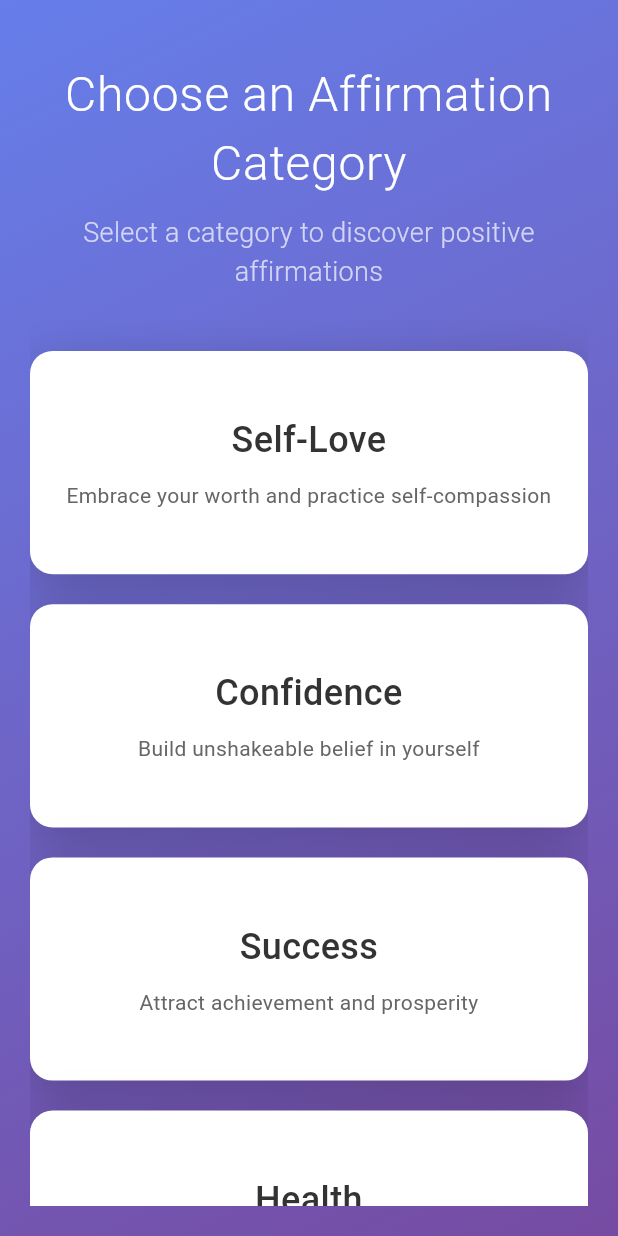
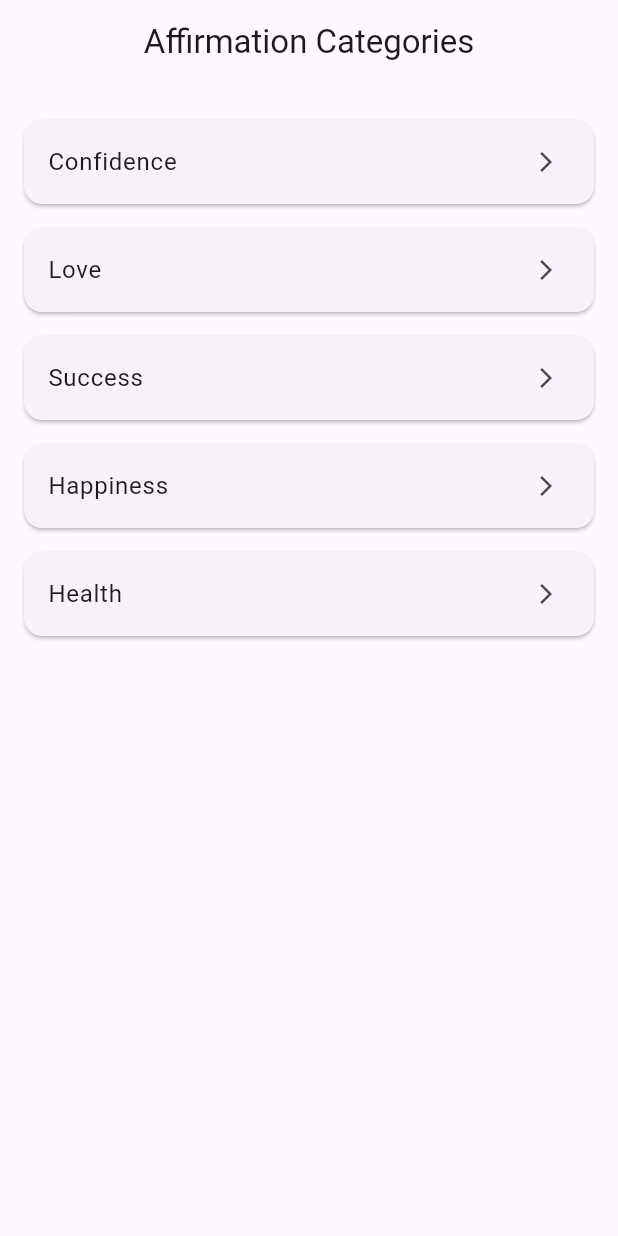
Before and after one commit to marksev/affirmation2, a Flutter app: the screen it shows after launch, on a phone screen of 412 x 824 dp. Run offline on Flutter 3.47's test engine with Material 3 defaults, Android fonts, the phone set to English and light mode, and no system bars; Roboto replaces fonts that are missing (System).

Commit message:
Fix: remove invalid category argument from HomeScreen

```diff
--- a/lib/screens/home_screen.dart
+++ b/lib/screens/home_screen.dart
@@ -1,91 +1,47 @@
 import 'package:flutter/material.dart';
-import '../models/affirmation_data.dart';
-import '../widgets/category_card.dart';
 import 'affirmation_viewer_screen.dart';
 
 class HomeScreen extends StatelessWidget {
-  const HomeScreen({Key? key}) : super(key: key);
+  final List<String> categories = [
+    "Confidence",
+    "Love",
+    "Success",
+    "Happiness",
+    "Health"
+  ];
 
   @override
   Widget build(BuildContext context) {
     return Scaffold(
-      body: Container(
-        decoration: const BoxDecoration(
-          gradient: LinearGradient(
-            begin: Alignment.topLeft,
-            end: Alignment.bottomRight,
-            colors: [
-              Color(0xFF667eea),
-              Color(0xFF764ba2),
-            ],
+      appBar: AppBar(
+        title: const Text("Affirmation Categories"),
+        centerTitle: true,
       ),
-        ),
-        child: SafeArea(
-          child: Padding(
-            padding: const EdgeInsets.all(20.0),
-            child: Column(
-              children: [
-                // Header
-                Container(
-                  padding: const EdgeInsets.symmetric(vertical: 20),
-                  child: const Column(
-                    children: [
-                      Text(
-                        'Choose an Affirmation Category',
-                        style: TextStyle(
-                          fontSize: 32,
-                          fontWeight: FontWeight.w300,
-                          color: Colors.white,
-                          letterSpacing: 0.5,
-                        ),
-                        textAlign: TextAlign.center,
-                      ),
-                      SizedBox(height: 10),
-                      Text(
-                        'Select a category to discover positive affirmations',
-                        style: TextStyle(
-                          fontSize: 18,
-                          color: Colors.white70,
-                          fontWeight: FontWeight.w300,
-                        ),
-                        textAlign: TextAlign.center,
-                      ),
-                    ],
-                  ),
-                ),
-                // Categories Grid
-                Expanded(
-                  child: GridView.builder(
-                    padding: const EdgeInsets.only(top: 20),
-                    gridDelegate: SliverGridDelegateWithFixedCrossAxisCount(
-                      crossAxisCount: MediaQuery.of(context).size.width > 768 ? 3 : 1,
-                      childAspectRatio: MediaQuery.of(context).size.width > 768 ? 1.2 : 2.5,
-                      crossAxisSpacing: 20,
-                      mainAxisSpacing: 20,
-                    ),
-                    itemCount: AffirmationData.categories.length,
+      body: ListView.builder(
+        padding: const EdgeInsets.all(16),
+        itemCount: categories.length,
         itemBuilder: (context, index) {
-                      final category = AffirmationData.categories[index];
-                      return CategoryCard(
-                        category: category,
+          final category = categories[index];
+          return Card(
+            margin: const EdgeInsets.symmetric(vertical: 8),
+            child: ListTile(
+              title: Text(category),
+              trailing: const Icon(Icons.arrow_forward_ios, size: 16),
               onTap: () {
                 Navigator.push(
                   context,
                   MaterialPageRoute(
-                              builder: (context) => AffirmationViewerScreen(
-                                category: category,
-                              ),
+                    // ❌ This was causing the error
+                    // builder: (context) => AffirmationViewerScreen(category: category),
+
+                    // ✅ FIXED: no category argument (matches your current AffirmationViewerScreen)
+                    builder: (context) => AffirmationViewerScreen(),
                   ),
                 );
               },
+            ),
           );
         },
-                  ),
-                ),
-              ],
-            ),
-          ),
-        ),
       ),
     );
   }
```
Lines whose indentation alone changed are shown as unchanged.
